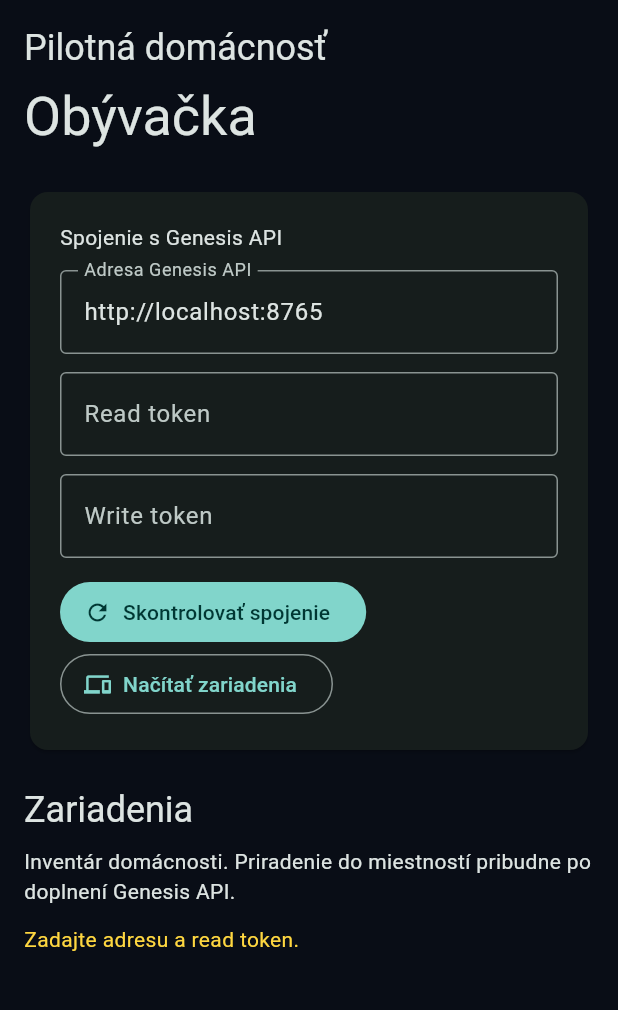
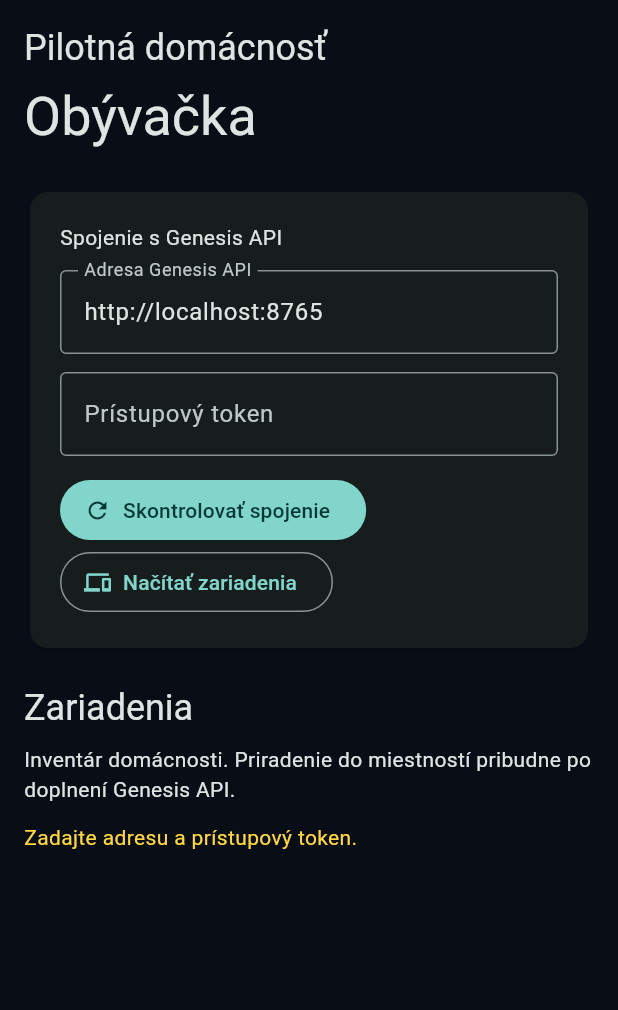
Before and after one commit to Elysium-a-s/OS-Genesis, a Flutter app: the screen it shows after launch, after a tap on "Načítať zariadenia", on a phone screen of 412 x 824 dp, the part 84-1094 px from its top. Run offline on Flutter 3.47's test engine with Material 3 defaults, Android fonts, the phone set to English and light mode, and no system bars; network calls fail.

Commit message:
ELYSIUM-341 show server role and restrict panel controls

```diff
--- a/panel/lib/main.dart
+++ b/panel/lib/main.dart
@@ -38,8 +38,8 @@ class _GenesisHomeState extends State<GenesisHome> {
     'GENESIS_API_URL',
     defaultValue: 'http://localhost:8765',
   ));
-  final _readToken = TextEditingController();
-  final _writeToken = TextEditingController();
+  final _accessToken = TextEditingController();
+  GenesisPrincipal? _principal;
   final _client = http.Client();
   Timer? _timer;
   ConnectionStatus _status = ConnectionStatus.checking;
@@ -58,7 +58,7 @@ class _GenesisHomeState extends State<GenesisHome> {
     _checkHealth();
     _timer = Timer.periodic(const Duration(seconds: 15), (_) {
       _checkHealth();
-      if (_readToken.text.isNotEmpty) _refreshDevices();
+      if (_accessToken.text.isNotEmpty) _refreshDevices();
     });
   }
 
@@ -95,31 +95,36 @@ class _GenesisHomeState extends State<GenesisHome> {
 
   Future<void> _refreshDevices() async {
     final base = _baseUrl();
-    if (base == null || _readToken.text.isEmpty) {
-      setState(() => _inventoryError = 'Zadajte adresu a read token.');
+    if (base == null || _accessToken.text.isEmpty) {
+      setState(() => _inventoryError = 'Zadajte adresu a prístupový token.');
       return;
     }
     try {
       final api = GenesisApi(baseUrl: base, client: _client);
-      final devices = await api.devices(_readToken.text);
+      final principal = await api.me(_accessToken.text);
+      final devices = await api.devices(_accessToken.text);
       if (mounted) {
         setState(() {
+          _principal = principal;
           _devices = devices;
           _inventoryError = null;
         });
       }
     } catch (_) {
       if (mounted) {
-        setState(() => _inventoryError =
-            'Inventár nie je dostupný. Skontrolujte spojenie a prístup.');
+        setState(() {
+          _principal = null;
+          _devices = [];
+          _inventoryError = 'Inventár nie je dostupný. Skontrolujte spojenie a prístup.';
+        });
       }
     }
   }
 
   Future<void> _setPower(GenesisDevice device) async {
     final base = _baseUrl();
-    if (base == null || _writeToken.text.isEmpty || device.power == null) {
-      setState(() => _commandMessage = 'Zadajte write token a obnovte stav.');
+    if (base == null || _principal?.canControlDevices != true || device.power == null) {
+      setState(() => _commandMessage = 'Táto rola nemôže ovládať zariadenie.');
       return;
     }
     setState(() {
@@ -130,8 +135,8 @@ class _GenesisHomeState extends State<GenesisHome> {
     try {
       final api = GenesisApi(baseUrl: base, client: _client);
       final result = await api.setPower(
-        writeToken: _writeToken.text,
-        householdId: 'pilot-home',
+        writeToken: _accessToken.text,
+        householdId: _principal!.householdId,
         deviceId: device.id,
         value: !device.power!,
       );
@@ -154,8 +159,7 @@ class _GenesisHomeState extends State<GenesisHome> {
     _timer?.cancel();
     _client.close();
     _url.dispose();
-    _readToken.dispose();
-    _writeToken.dispose();
+    _accessToken.dispose();
     super.dispose();
   }
 
@@ -181,6 +185,7 @@ class _GenesisHomeState extends State<GenesisHome> {
               padding: EdgeInsets.all(wide ? 32 : 16),
               children: [
                 Text(_household, style: Theme.of(context).textTheme.headlineSmall),
+                if (_principal != null) Text('Rola: ${_principal!.role}'),
                 const SizedBox(height: 8),
                 Text(_room, style: Theme.of(context).textTheme.displaySmall),
                 const SizedBox(height: 24),
@@ -237,21 +242,16 @@ class _GenesisHomeState extends State<GenesisHome> {
               ),
               const SizedBox(height: 12),
               TextField(
-                controller: _readToken,
+                controller: _accessToken,
                 obscureText: true,
                 decoration: const InputDecoration(
-                  labelText: 'Read token',
+                  labelText: 'Prístupový token',
                   border: OutlineInputBorder(),
                 ),
-              ),
-              const SizedBox(height: 12),
-              TextField(
-                controller: _writeToken,
-                obscureText: true,
-                decoration: const InputDecoration(
-                  labelText: 'Write token',
-                  border: OutlineInputBorder(),
-                ),
+                onChanged: (_) => setState(() {
+                  _principal = null;
+                  _devices = [];
+                }),
               ),
               const SizedBox(height: 12),
               Wrap(spacing: 12, children: [
@@ -297,7 +297,8 @@ class _GenesisHomeState extends State<GenesisHome> {
           )),
           Switch(
             value: device.power ?? false,
-            onChanged: stale || !device.writable || _pendingDeviceId != null
+            onChanged: stale || !device.writable ||
+                    _principal?.canControlDevices != true || _pendingDeviceId != null
                 ? null
                 : (_) => _setPower(device),
           ),
```
